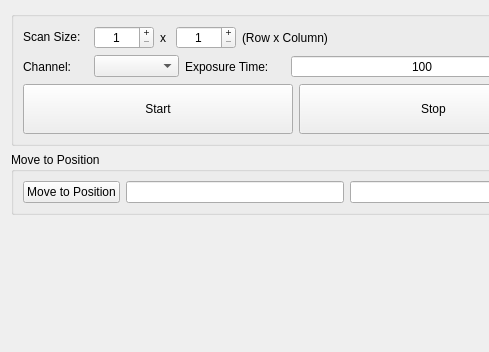
pymmcore-plus/napari-micromanager, file micromanager_gui/_ui/explore_sample.ui: the form before one commit; both pictures show x 0 to 489 and y 0 to 352 of the 591 by 472 pixel window.
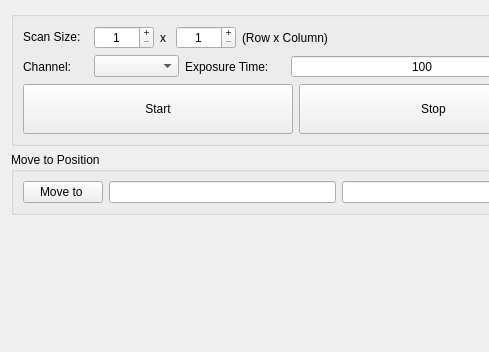
The form after the commit.

Commit message: world pos - move to

Patch:
```diff
--- a/micromanager_gui/_ui/explore_sample.ui
+++ b/micromanager_gui/_ui/explore_sample.ui
@@ -50,7 +50,7 @@
            </size>
           </property>
           <property name="text">
-           <string>Move to Position</string>
+           <string>Move to </string>
           </property>
          </widget>
         </item>
```
The commit also changes 3 other files.
